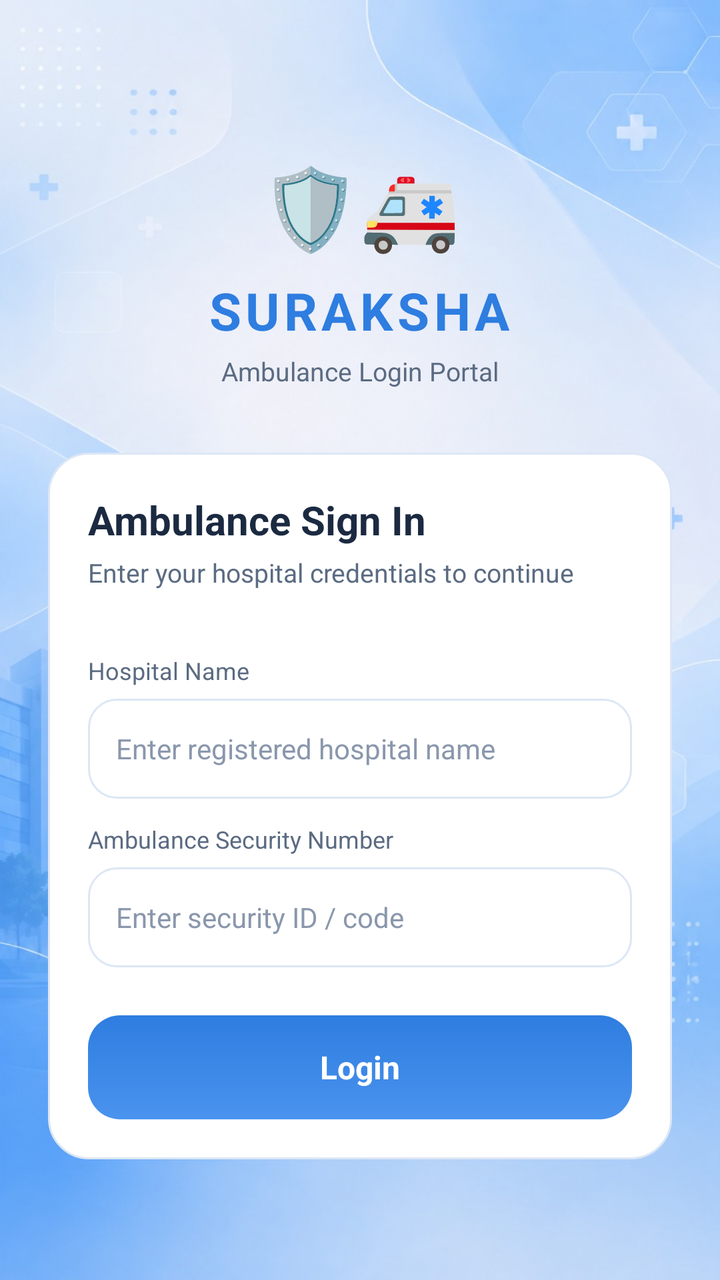
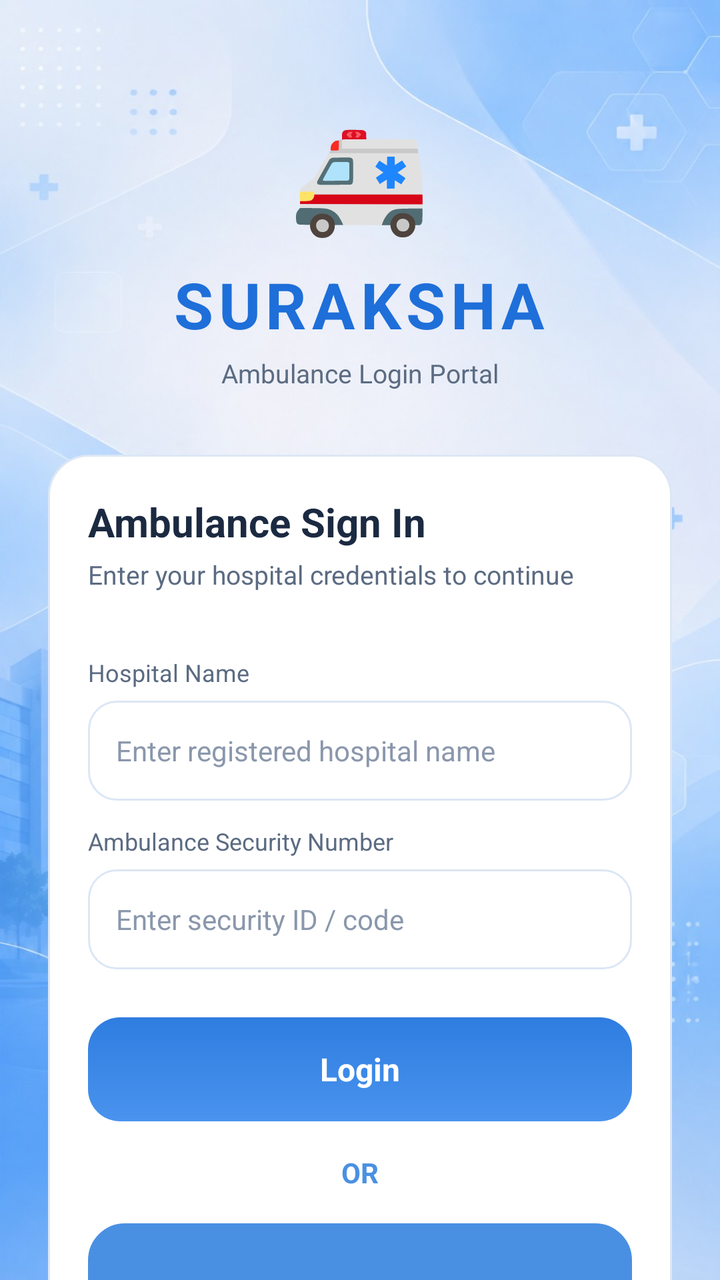

Two renders of the same Android screen: before a commit and after it. Below are the layout's source before the change and the commit's diff.
<!-- AndroidManifest.xml: application theme Theme.Application -->
<!-- res/layout/ambulance_login.xml -->
<?xml version="1.0" encoding="utf-8"?>
<ScrollView xmlns:android="http://schemas.android.com/apk/res/android"
    android:layout_width="match_parent"
    android:layout_height="match_parent"
    android:background="@drawable/apurva"
    android:fillViewport="true"
    android:scrollbars="none">

    <LinearLayout
        android:layout_width="match_parent"
        android:layout_height="wrap_content"
        android:orientation="vertical"
        android:gravity="center_vertical"
        android:paddingStart="24dp"
        android:paddingEnd="24dp"
        android:paddingTop="48dp"
        android:paddingBottom="32dp">

        
        <LinearLayout
            android:layout_width="match_parent"
            android:layout_height="wrap_content"
            android:orientation="vertical"
            android:gravity="center_horizontal"
            android:layout_marginBottom="32dp">

            <TextView
                android:layout_width="wrap_content"
                android:layout_height="wrap_content"
                android:text="🛡🚑"
                android:textSize="40sp"
                android:layout_marginBottom="8dp" />

            <TextView
                android:layout_width="wrap_content"
                android:layout_height="wrap_content"
                android:text="SURAKSHA"
                android:textColor="@color/blue_accent"
                android:textSize="26sp"
                android:textStyle="bold"
                android:letterSpacing="0.08" />

            <TextView
                android:layout_width="wrap_content"
                android:layout_height="wrap_content"
                android:layout_marginTop="4dp"
                android:text="Ambulance Login Portal"
                android:textColor="@color/text_secondary"
                android:textSize="13sp" />
        </LinearLayout>

        
        <LinearLayout
            android:layout_width="match_parent"
            android:layout_height="wrap_content"
            android:orientation="vertical"
            android:background="@drawable/bg_card_rounded"
            android:padding="20dp">

            <TextView
                android:layout_width="wrap_content"
                android:layout_height="wrap_content"
                android:text="Ambulance Sign In"
                android:textColor="@color/text_primary"
                android:textSize="20sp"
                android:textStyle="bold"
                android:layout_marginBottom="4dp" />

            <TextView
                android:layout_width="wrap_content"
                android:layout_height="wrap_content"
                android:text="Enter your hospital credentials to continue"
                android:textColor="@color/text_secondary"
                android:textSize="13sp"
                android:layout_marginBottom="20dp" />

            
            <TextView
                style="@style/FieldLabel"
                android:text="Hospital Name" />
            <EditText
                android:id="@+id/inputHospitalName"
                style="@style/FieldInput"
                android:hint="Enter registered hospital name"
                android:inputType="text" />

            
            <TextView
                style="@style/FieldLabel"
                android:text="Ambulance Security Number" />
            <EditText
                android:id="@+id/inputSecurityNumber"
                style="@style/FieldInput"
                android:hint="Enter security ID / code"
                android:inputType="textPassword"
                android:layout_marginBottom="24dp" />

            
            <TextView
                android:id="@+id/btnAmbulanceLogin"
                android:layout_width="match_parent"
                android:layout_height="52dp"
                android:background="@drawable/bg_button_primary"
                android:gravity="center"
                android:text="Login"
                android:textColor="@color/white"
                android:textSize="16sp"
                android:textStyle="bold"
                android:clickable="true"
                android:focusable="true" />

        </LinearLayout>

    </LinearLayout>
</ScrollView>
<!-- resources referenced by this layout -->
<resources>
  <color name="blue_accent">#2E7DE0</color>
  <color name="text_primary">#1B2A41</color>
  <color name="text_secondary">#5B6B82</color>
  <color name="white">#FFFFFFFF</color>
  <!-- drawable apurva: jpeg bitmap (drawable, 79273 bytes) -->
  <!-- drawable bg_button_primary (drawable) -->
  <?xml version="1.0" encoding="utf-8"?>
  <shape xmlns:android="http://schemas.android.com/apk/res/android">
      <gradient
          android:type="linear"
          android:angle="90"
          android:startColor="#4A93EE"
          android:endColor="#2E7DE0" />
      <corners android:radius="16dp" />
  </shape>
  <!-- drawable bg_card_rounded (drawable) -->
  <?xml version="1.0" encoding="utf-8"?>
  <shape xmlns:android="http://schemas.android.com/apk/res/android">
      <solid android:color="@color/bg_card" />
      <corners android:radius="20dp" />
      <stroke android:width="1dp" android:color="@color/stroke_subtle" />
  </shape>
  <style name="FieldInput">
          <item name="android:layout_width">match_parent</item>
          <item name="android:layout_height">50dp</item>
          <item name="android:background">@drawable/bg_input_field</item>
          <item name="android:paddingStart">14dp</item>
          <item name="android:paddingEnd">14dp</item>
          <item name="android:textSize">14sp</item>
          <item name="android:textColor">@color/text_primary</item>
          <item name="android:textColorHint">@color/text_tertiary</item>
      </style>
  <style name="FieldLabel">
      <item name="android:layout_width">wrap_content</item>
      <item name="android:layout_height">wrap_content</item>
      <item name="android:textColor">@color/text_secondary</item>
      <item name="android:textSize">12sp</item>
      <item name="android:layout_marginBottom">6dp</item>
      <item name="android:layout_marginTop">12dp</item>
  </style>
  <style name="Theme.Application" parent="Base.Theme.Application" />
  <color name="bg_card">#FFFFFF</color>
  <color name="stroke_subtle">#DCE7F5</color>
  <!-- drawable bg_input_field (drawable) -->
  <?xml version="1.0" encoding="utf-8"?>
  <shape xmlns:android="http://schemas.android.com/apk/res/android">
      <solid android:color="@color/white" />
      <corners android:radius="14dp" />
      <stroke android:width="1dp" android:color="@color/stroke_subtle" />
  </shape>
  <color name="text_tertiary">#8A97AC</color>
  <style name="Base.Theme.Application" parent="Theme.Material3.DayNight.NoActionBar">
          
          
      </style>
</resources>

<!-- the commit's change to res/layout/ambulance_login.xml (unified diff, before → after) -->
@@ -27,16 +27,16 @@
             <TextView
                 android:layout_width="wrap_content"
                 android:layout_height="wrap_content"
-                android:text="🛡🚑"
-                android:textSize="40sp"
+                android:text="🚑"
+                android:textSize="56sp"
                 android:layout_marginBottom="8dp" />
 
             <TextView
                 android:layout_width="wrap_content"
                 android:layout_height="wrap_content"
                 android:text="SURAKSHA"
-                android:textColor="@color/blue_accent"
-                android:textSize="26sp"
+                android:textColor="@color/role_selected"
+                android:textSize="32sp"
                 android:textStyle="bold"
                 android:letterSpacing="0.08" />
 
@@ -51,6 +51,7 @@
 
         
         <LinearLayout
+            android:id="@+id/loginCard"
             android:layout_width="match_parent"
             android:layout_height="wrap_content"
             android:orientation="vertical"
@@ -109,6 +110,31 @@
                 android:clickable="true"
                 android:focusable="true" />
 
+            <TextView
+                android:layout_width="wrap_content"
+                android:layout_height="wrap_content"
+                android:layout_gravity="center_horizontal"
+                android:layout_marginTop="16dp"
+                android:text="@string/label_or"
+                android:textColor="#4A90E2"
+                android:textSize="14sp"
+                android:textStyle="bold" />
+
+            <TextView
+                android:id="@+id/btnAmbulanceGoogleLogin"
+                android:layout_width="match_parent"
+                android:layout_height="52dp"
+                android:layout_marginTop="16dp"
+                android:background="@drawable/bg_pill_outline"
+                android:backgroundTint="#4A90E2"
+                android:gravity="center"
+                android:text="@string/btn_google_login"
+                android:textColor="#4A90E2"
+                android:textSize="15sp"
+                android:textStyle="bold"
+                android:clickable="true"
+                android:focusable="true" />
+
         </LinearLayout>
 
     </LinearLayout>
<!-- resource entries referenced after the edit -->
@@ -1,6 +1,6 @@
 <!-- resources referenced by this layout -->
 <resources>
-  <color name="blue_accent">#2E7DE0</color>
+  <color name="role_selected">#1E6FD9</color>
   <color name="text_primary">#1B2A41</color>
   <color name="text_secondary">#5B6B82</color>
   <color name="white">#FFFFFFFF</color>
@@ -22,6 +22,15 @@
       <corners android:radius="20dp" />
       <stroke android:width="1dp" android:color="@color/stroke_subtle" />
   </shape>
+  <!-- drawable bg_pill_outline (drawable) -->
+  <?xml version="1.0" encoding="utf-8"?>
+  <shape xmlns:android="http://schemas.android.com/apk/res/android">
+      <solid android:color="@color/bg_card" />
+      <corners android:radius="18dp" />
+      <stroke android:width="1dp" android:color="@color/stroke_subtle" />
+  </shape>
+  <string name="btn_google_login">Continue with Google</string>
+  <string name="label_or">OR</string>
   <style name="FieldInput">
           <item name="android:layout_width">match_parent</item>
           <item name="android:layout_height">50dp</item>
